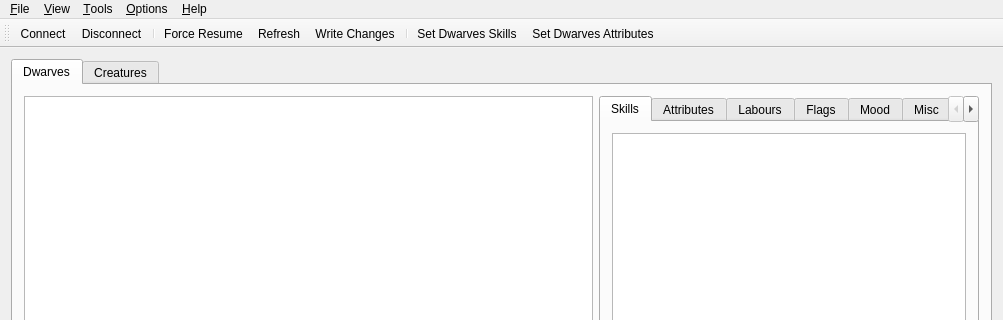
Before: the Qt Designer form Runesmith/runesmith.ui in DFHack/Runesmith, drawn with Qt 5; both pictures show x 0 to 1003 and y 0 to 320 of the 1003 by 591 pixel window.
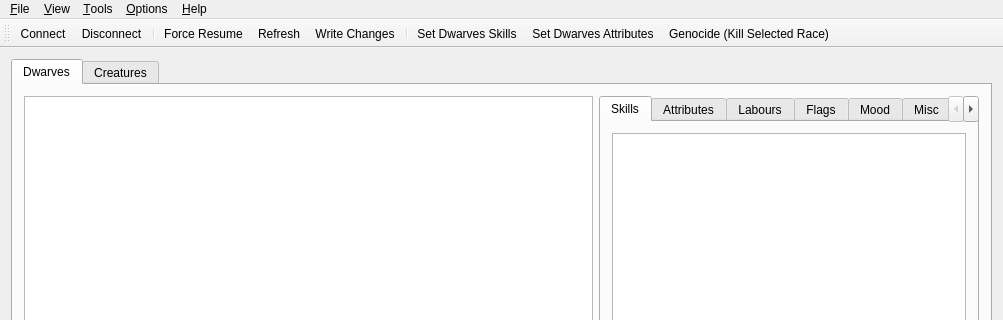
After: the same form once the commit is applied. Icons and pictures are not drawn.

Commit message: Genocide button added >_>

The edit to the form file:
```diff
--- a/Runesmith/runesmith.ui
+++ b/Runesmith/runesmith.ui
@@ -532,6 +532,7 @@
    <addaction name="separator"/>
    <addaction name="actionSet_Dwarves_Skills"/>
    <addaction name="actionSet_Dwarves_Attributes"/>
+   <addaction name="action_Genocide"/>
   </widget>
   <widget class="QStatusBar" name="statusBar"/>
   <action name="actionE_xit">
@@ -630,6 +631,15 @@
     <string>Set Dwarves &amp;Attributes</string>
    </property>
   </action>
+  <action name="action_Genocide">
+   <property name="icon">
+    <iconset resource="runesmith.qrc">
+     <normaloff>:/Runesmith/Icons/melted-icon.png</normaloff>:/Runesmith/Icons/melted-icon.png</iconset>
+   </property>
+   <property name="text">
+    <string>&amp;Genocide (Kill Selected Race)</string>
+   </property>
+  </action>
  </widget>
  <layoutdefault spacing="6" margin="11"/>
  <resources>
```
Left out of the diff: 1 changed line with no effect on the pictures. The commit also changes 12 other files.
